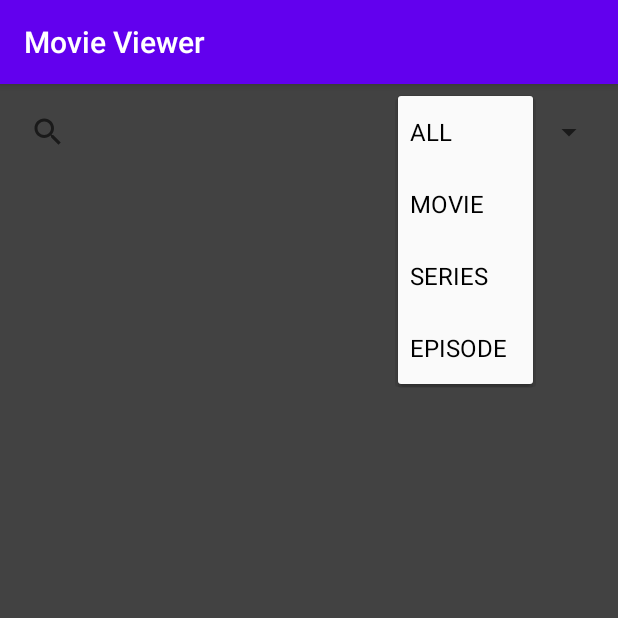
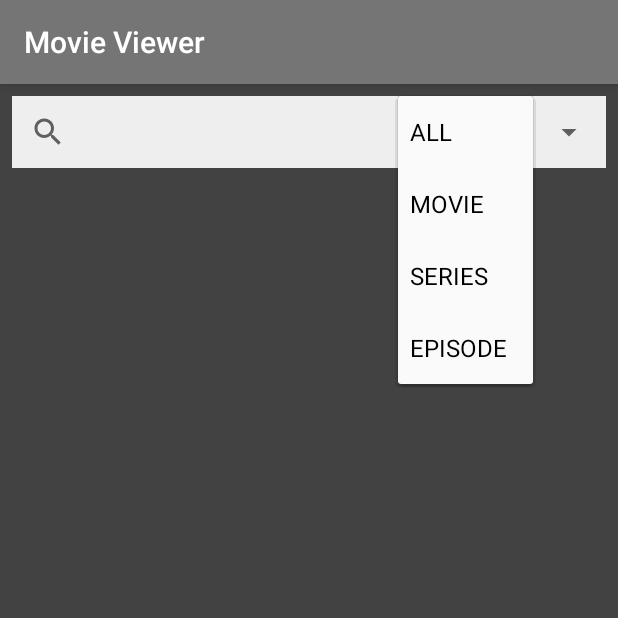
Before and after one commit to Suryavel-Maveric/MovieViewer, an Android app: the screen it shows after launch (HomeActivity), after a tap on "ALL", on a phone screen of 412 x 824 dp, the top half of it. Run offline under Robolectric (Android 15) with nearby library versions, the phone set to English and light mode, and no system bars; our stand-ins replace Dagger/Hilt's generated code, navigation-ui, paging; libraries missing offline, so code that uses them is left out: androidx.hilt.lifecycle, androidx.paging; 4 statements that could not run were skipped.

Commit message:
Changed color combination.

```diff
--- a/app/src/main/res/layout/fragment_search.xml
+++ b/app/src/main/res/layout/fragment_search.xml
@@ -12,23 +12,23 @@
         android:id="@+id/searchContainer"
         android:layout_width="match_parent"
         android:layout_height="wrap_content"
+        android:background="#eeeeee"
         android:orientation="horizontal"
         app:layout_constraintStart_toStartOf="parent"
         app:layout_constraintTop_toTopOf="parent">
 
         <androidx.appcompat.widget.SearchView
             android:id="@+id/searchView"
+            style="@android:style/Widget.Material.SearchView"
             android:layout_width="0dp"
             android:layout_height="wrap_content"
-            android:layout_weight="0.65"
-            tools:background="#00FF00" />
+            android:layout_weight="0.65" />
 
         <Spinner
             android:id="@+id/searchType"
             android:layout_width="0dp"
             android:layout_height="wrap_content"
-            android:layout_weight="0.35"
-            tools:background="#FF0000" />
+            android:layout_weight="0.35" />
     </LinearLayout>
 
     <androidx.recyclerview.widget.RecyclerView
--- a/app/src/main/res/values/styles.xml
+++ b/app/src/main/res/values/styles.xml
@@ -2,9 +2,12 @@
     <!-- Base application theme. -->
     <style name="AppTheme" parent="Theme.AppCompat.Light.DarkActionBar">
         <!-- Customize your theme here. -->
-        <item name="colorPrimary">@color/colorPrimary</item>
-        <item name="colorPrimaryDark">@color/colorPrimaryDark</item>
-        <item name="colorAccent">@color/colorAccent</item>
+        <!--        <item name="colorPrimary">@color/colorPrimary</item>-->
+        <!--        <item name="colorPrimaryDark">@color/colorPrimaryDark</item>-->
+        <!--        <item name="colorAccent">@color/colorAccent</item>-->
+        <item name="colorPrimary">#757575</item>
+        <item name="colorPrimaryDark">#494949</item>
+        <item name="colorAccent">#a4a4a4</item>
     </style>
 
 </resources>
```
